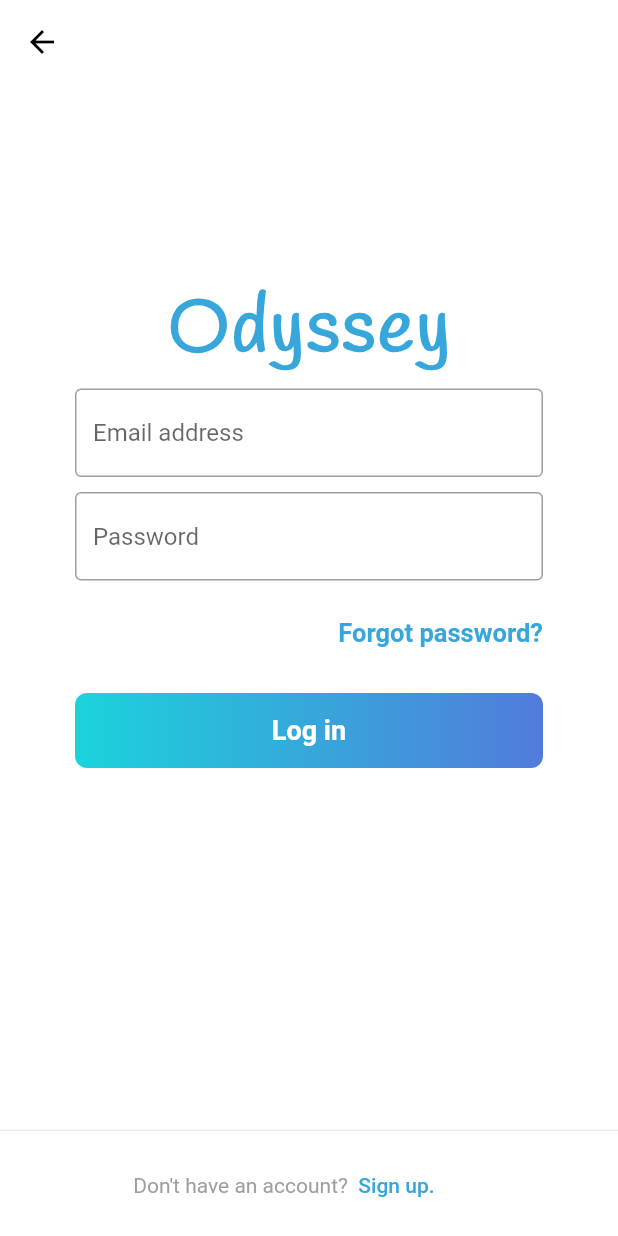
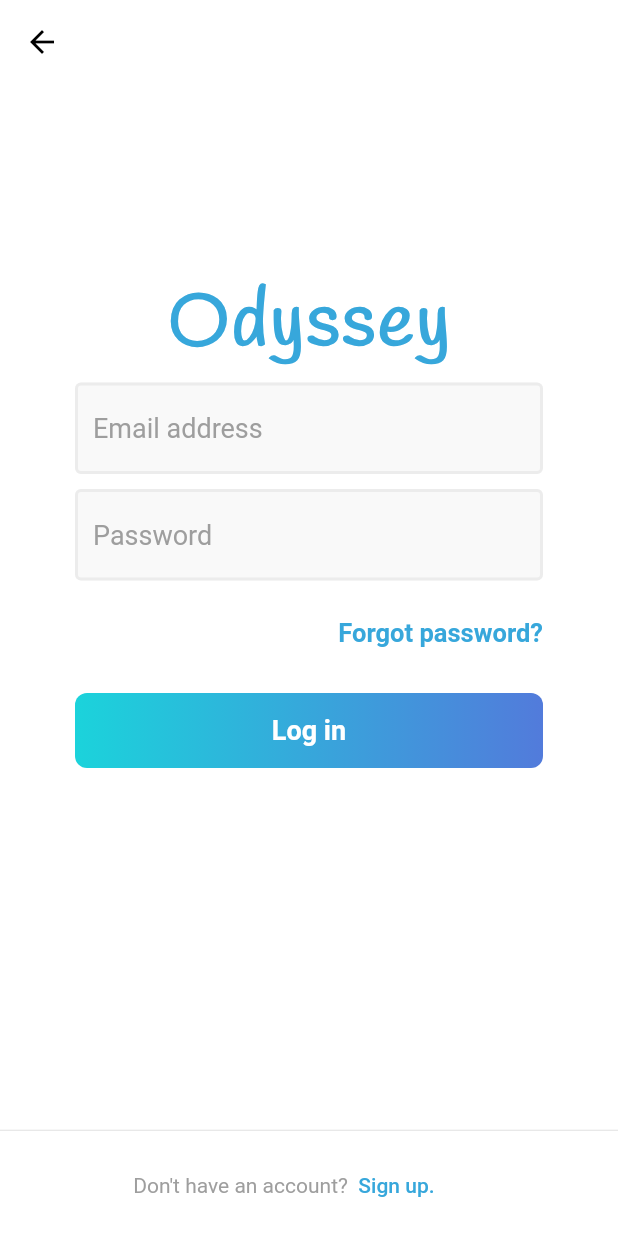
Before and after one commit to ShathaAldosari01/2022-gp1-7, a Flutter app: the screen it shows after launch, after a tap on "Log in", on a phone screen of 412 x 824 dp. Run offline on Flutter 3.47's test engine with Material 2 defaults, Android fonts, the phone set to English and light mode, and no system bars; our stand-ins replace firebase_auth; accounts and stored records are empty; network calls fail.

Commit message:
updite1 login UI

```diff
--- a/lib/screen/auth/login.dart
+++ b/lib/screen/auth/login.dart
@@ -49,33 +49,37 @@ class _LoginState extends State<Login> {
 
                 ),
 
+                /*email*/
                 Container(
-            // margin: EdgeInsets.symmetric(horizontal: 25, vertical: 5),
-        //   // padding: EdgeInsets.all(25),
-        //   child: ButtonTheme(
-        //     height: 50.0,
-        //     child: RaisedButton(onPressed: (){
-        //       Navigator.of(context).pushNamed('/Profile_Page');
-        //     },
-        //
-        //       // child: Text('profile page',
-        //       //   style: TextStyle(
-        //       //     color: Palette.backgroundColor,
-        //       //     fontWeight: FontWeight.bold,
-        //       //     fontSize: 18,
-        //       //   ),
-        //       // ),
-        //       color: Palette.buttonColor,
-        //     ),
-        //   ),
                   margin: EdgeInsets.symmetric(horizontal: 50, vertical: 5),
-
                   child: TextFormField(
-
                     //design
                     decoration: InputDecoration(
+
+                      /*background color*/
+                      fillColor: Palette.lightgrey,
+                      filled: true,
+
+                      /*hint*/
                       border: OutlineInputBorder(),
                       hintText: "Email address",
+                      hintStyle: TextStyle(
+                          fontSize: 18.0,
+                          color: Palette.grey
+                      ),
+
+                      /*Border*/
+                      focusedBorder: OutlineInputBorder(
+                        borderSide: BorderSide(
+                          color: Palette.midgrey,
+                        ),
+                      ),
+                      enabledBorder: OutlineInputBorder(
+                        borderSide: BorderSide(
+                          color: Palette.midgrey,
+                          width: 2.0,
+                        ),
+                      ),
                     ),
 
                     //function
@@ -84,13 +88,39 @@ class _LoginState extends State<Login> {
                     },
                   ),
                 ),
-                Container (
+                /*end of email*/
+
+                /*Password*/
+                Container(
                     margin: EdgeInsets.symmetric(horizontal: 50, vertical: 5),
                   child: TextFormField(
                     //design
                     decoration: InputDecoration(
+
+                      /*background color*/
+                      fillColor: Palette.lightgrey,
+                      filled: true,
+
+                      /*hint*/
                       border: OutlineInputBorder(),
                       hintText: "Password",
+                      hintStyle: TextStyle(
+                          fontSize: 18.0,
+                          color: Palette.grey
+                      ),
+
+                      /*Border*/
+                      focusedBorder: OutlineInputBorder(
+                        borderSide: BorderSide(
+                          color: Palette.midgrey,
+                        ),
+                      ),
+                      enabledBorder: OutlineInputBorder(
+                        borderSide: BorderSide(
+                          color: Palette.midgrey,
+                          width: 2.0,
+                        ),
+                      ),
                     ),
                     obscureText: true,
                     //function
@@ -99,6 +129,8 @@ class _LoginState extends State<Login> {
                     },
                   ),
                 ),
+                /*end of email*/
+
               ],
     ),
           ),
```
Lines whose indentation alone changed are shown as unchanged.
